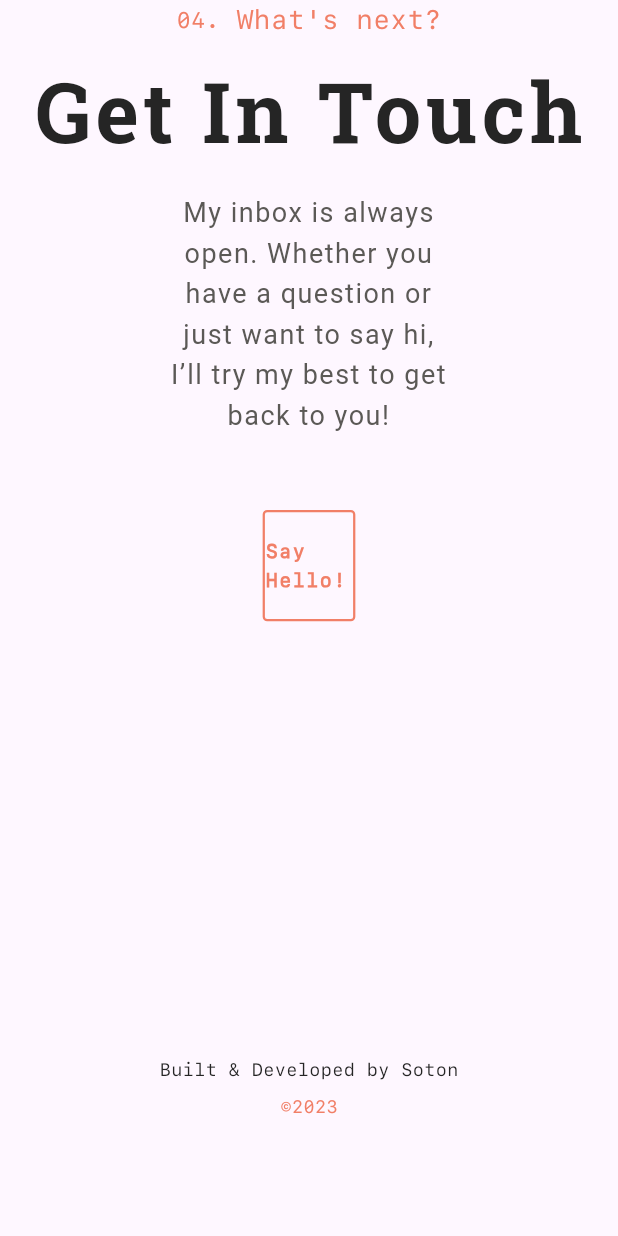
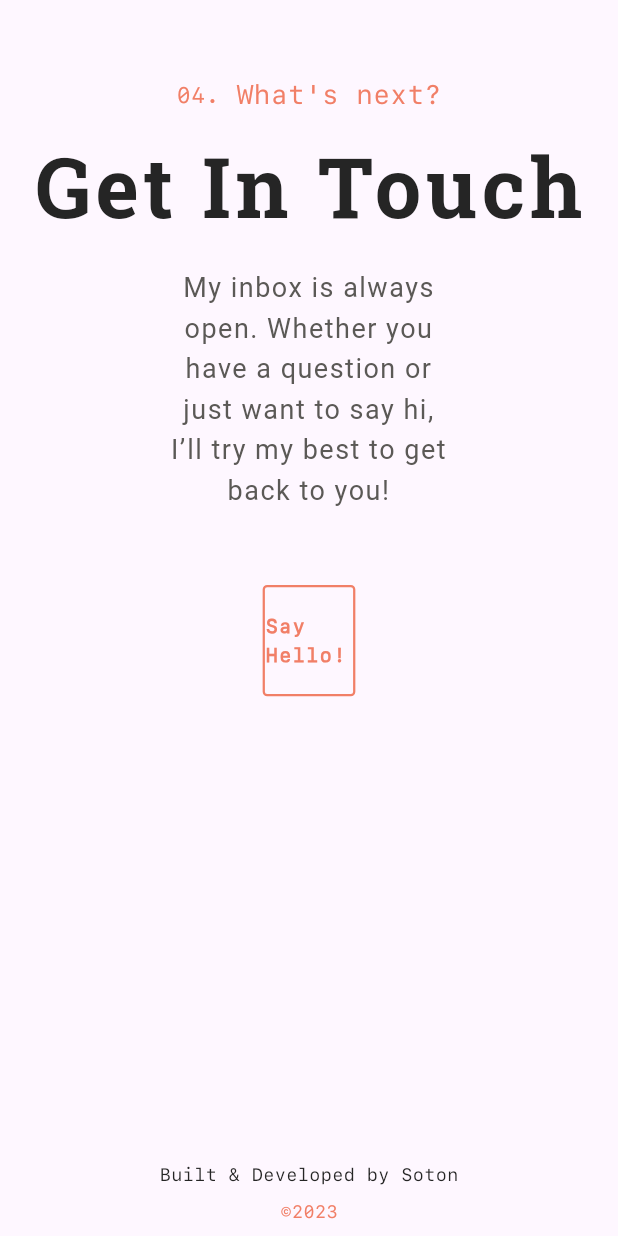
Before and after one commit to soton371/Portfolio-soton, a Flutter app: the ContactWeb widget shown alone on an empty page, opened directly, on a phone screen of 412 x 824 dp. Run offline on Flutter 3.47's test engine with Material 2 defaults, Android fonts, the light colour scheme and no system bars; our stand-ins replace flutter_advanced_drawer, flutter_riverpod, flutter_svg, google_fonts, iconsax, scroll_to_index and 1 more.

Commit message:
contact update

```diff
--- a/lib/view/about/abourWeb.dart
+++ b/lib/view/about/abourWeb.dart
@@ -20,7 +20,7 @@ class _AboutWebState extends ConsumerState<AboutWeb> {
       margin: EdgeInsets.only(
           left: AppClass().getMqWidth(context) * 0.03,
           right: AppClass().getMqWidth(context) * 0.03),
-      padding: EdgeInsets.only(bottom: 40),
+      padding: EdgeInsets.only(bottom: 40,top: 100),
       child: Column(
         mainAxisSize: MainAxisSize.max,
         mainAxisAlignment: MainAxisAlignment.center,
--- a/lib/view/contact/contactWeb.dart
+++ b/lib/view/contact/contactWeb.dart
@@ -17,7 +17,8 @@ class _ContactWebState extends State<ContactWeb> {
   @override
   Widget build(BuildContext context) {
     return Container(
-      height: AppClass().getMqHeight(context) - 70,
+      // height: AppClass().getMqHeight(context) - 70,
+      padding: EdgeInsets.only(top: 50),
       child: Column(
         mainAxisAlignment: MainAxisAlignment.spaceBetween,
         children: [
@@ -113,6 +114,7 @@ class _ContactWebState extends State<ContactWeb> {
               )
             ],
           ),
+          SizedBox(height: 50,),
           Column(
             children: [
               Text(
```
